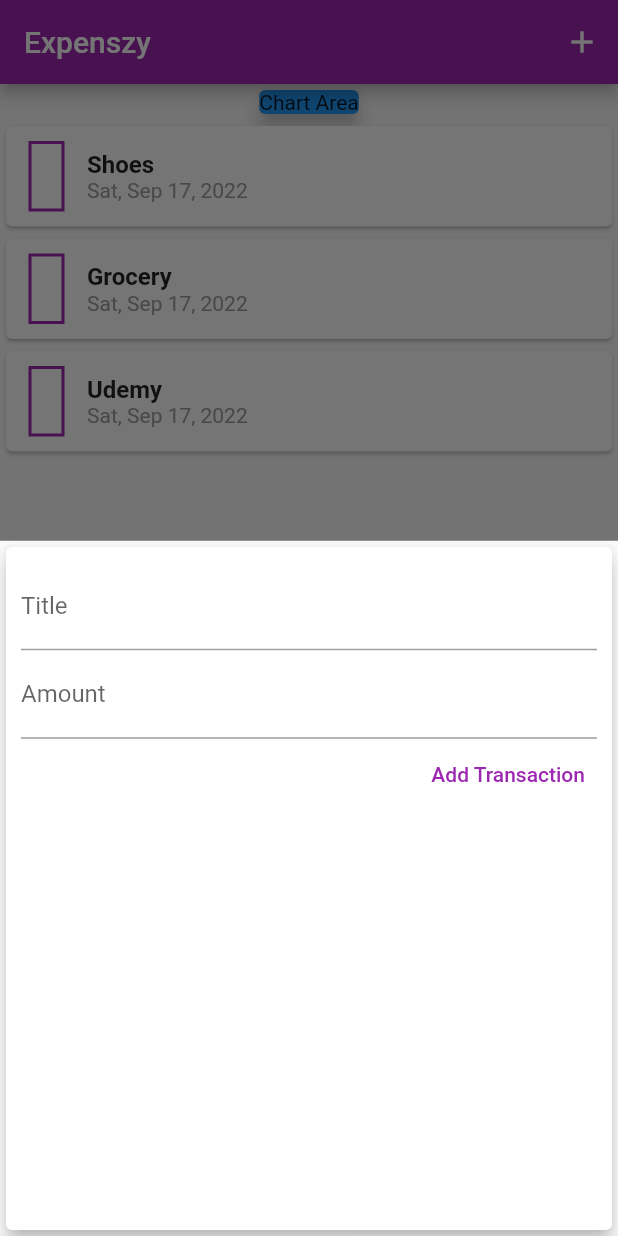
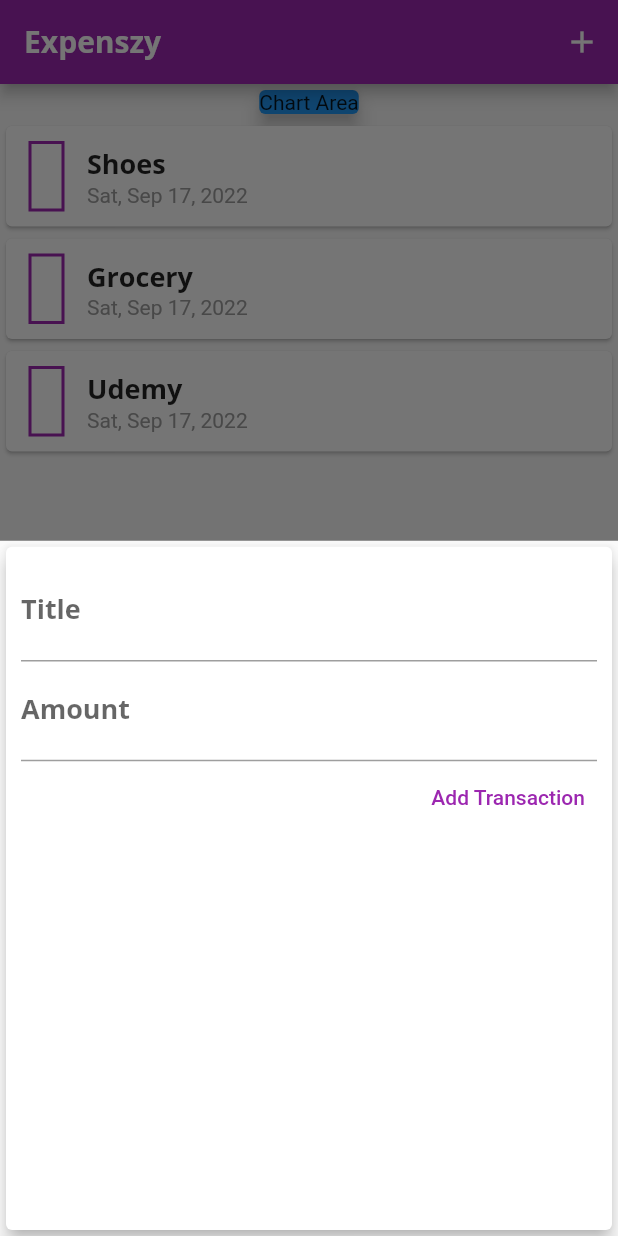
Before and after one commit to arnab/flutter_playground_expenses, a Flutter app: the screen it shows after launch, after a tap on the "add" icon, on a phone screen of 412 x 824 dp. Run offline on Flutter 3.47's test engine with Material 2 defaults, Android fonts, the light colour scheme and no system bars; missing offline and left inert: money2.

Commit message:
custom fonts and text theme-ing

```diff
--- a/lib/main.dart
+++ b/lib/main.dart
@@ -16,9 +16,22 @@
       title: 'Expenszy',
       theme: ThemeData(
         colorScheme: ColorScheme.fromSwatch(
-            primarySwatch: Colors.purple
-        ).copyWith(
-            secondary: Colors.amber
+          primarySwatch: Colors.purple,
+        ).copyWith(secondary: Colors.amber),
+        fontFamily: 'Quicksand',
+        textTheme: ThemeData.light().textTheme.copyWith(
+          titleMedium: const TextStyle(
+            fontFamily: 'OpenSans',
+            fontSize: 18,
+            fontWeight: FontWeight.bold,
+          )
+        ),
+        appBarTheme: const AppBarTheme(
+          titleTextStyle: TextStyle(
+            fontFamily: 'OpenSans',
+            fontSize: 20,
+            fontWeight: FontWeight.bold,
+          )
         )
       ),
       home: const MyHomePage(),
@@ -34,7 +47,6 @@
 }
 
 class _MyHomePageState extends State<MyHomePage> {
-
   final _uuid = const Uuid();
 
   final List<Transaction> _transactions = [
@@ -60,9 +72,11 @@
   }
 
   void _startAddNewTransaction(BuildContext ctx) {
-    showModalBottomSheet(context: ctx, builder: (_) {
-      return NewTransaction(_addNewTransaction);
-    });
+    showModalBottomSheet(
+        context: ctx,
+        builder: (_) {
+          return NewTransaction(_addNewTransaction);
+        });
   }
 
   @override
--- a/lib/widgets/transactions_list.dart
+++ b/lib/widgets/transactions_list.dart
@@ -46,10 +46,7 @@
                   children: [
                     Text(
                       tx.title,
-                      style: const TextStyle(
-                        fontSize: 16,
-                        fontWeight: FontWeight.bold,
-                      ),
+                      style: Theme.of(context).textTheme.titleMedium,
                     ),
                     Text(
                       DateFormat.yMMMEd().format(tx.createdAt),
```
Also changed, not shown: pubspec.yaml (+21 -11 lines), assets/fonts/OpenSans-Bold.ttf (added), assets/fonts/OpenSans-Regular.ttf (added), assets/fonts/Quicksand-Bold.ttf (added), assets/fonts/Quicksand-Light.ttf (added), assets/fonts/Quicksand-Medium.ttf (added), assets/fonts/Quicksand-Regular.ttf (added).
